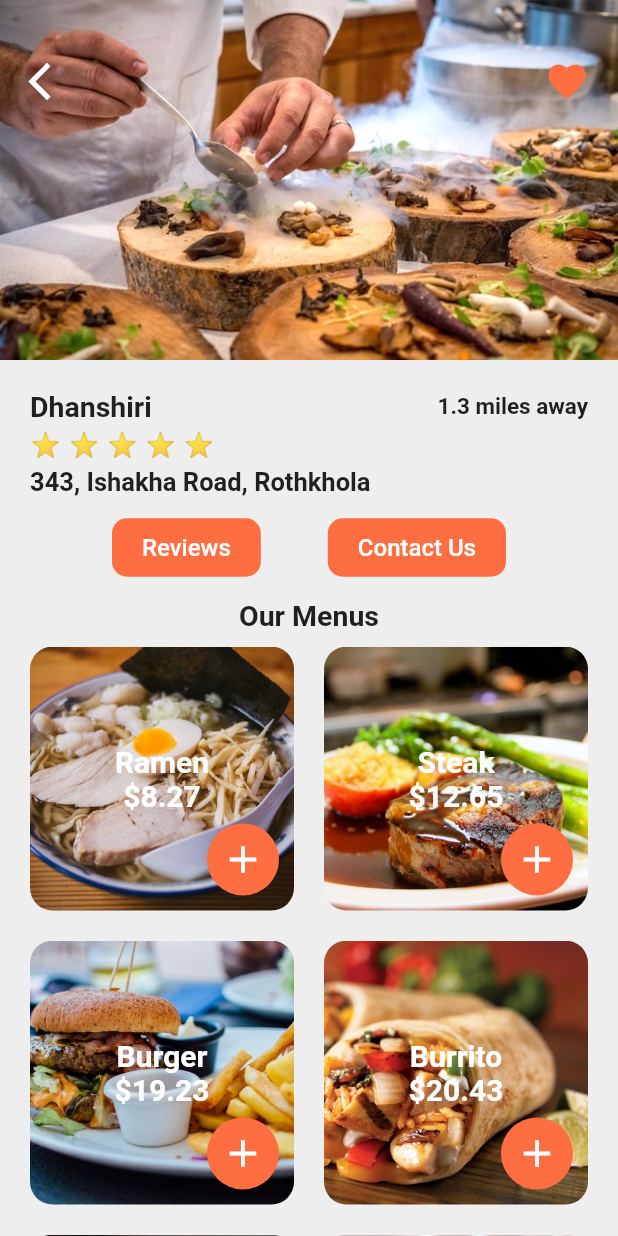
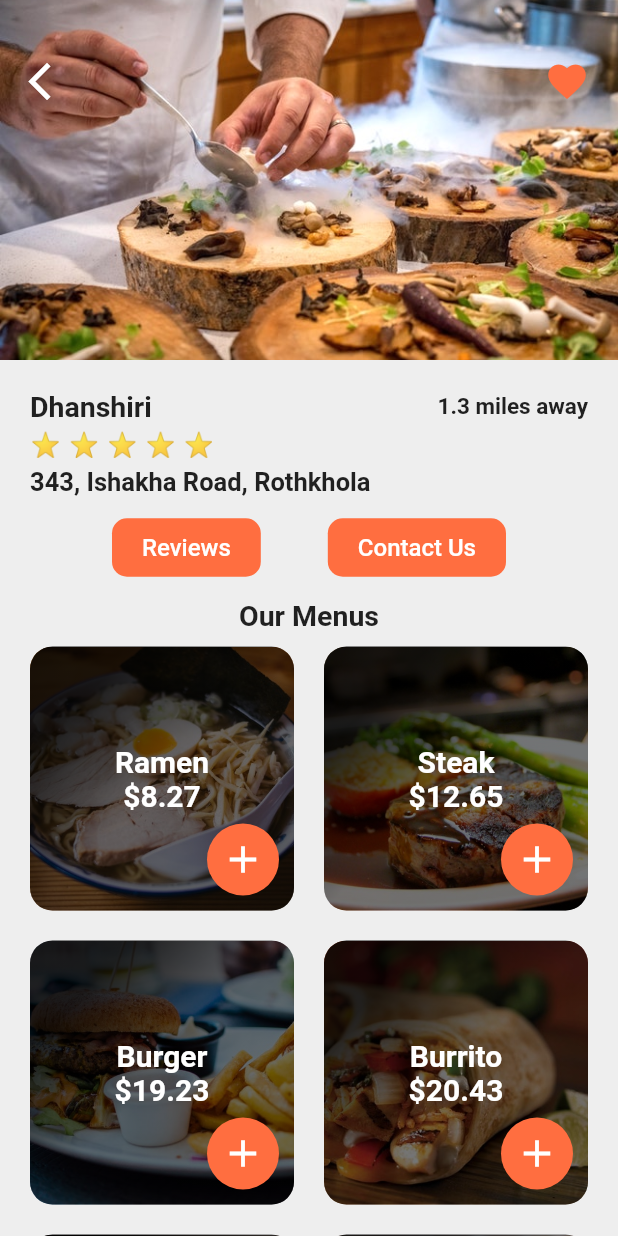
Before and after one commit to Rezuanul-Islam-Fahim/food_delivery_ui, a Flutter app: the screen it shows after launch, after a tap on "Dhanshiri", on a phone screen of 412 x 824 dp. Run offline on Flutter 3.47's test engine with Material 2 defaults, Android fonts, the phone set to English and light mode, and no system bars.

Commit message:
Create linear gradient fill in restaurant menu item

```diff
--- a/lib/screens/restaurantScreen.dart
+++ b/lib/screens/restaurantScreen.dart
@@ -28,6 +28,22 @@ class _RestaurantScreenState extends State<RestaurantScreen> {
               image: DecorationImage(
                 image: AssetImage(menuItem.imgUrl),
                 fit: BoxFit.cover,
+              ),
+            ),
+          ),
+          Container(
+            decoration: BoxDecoration(
+              borderRadius: BorderRadius.circular(15.0),
+              gradient: LinearGradient(
+                begin: Alignment.topLeft,
+                end: Alignment.bottomRight,
+                colors: <Color>[
+                  Colors.black87,
+                  Colors.black54,
+                  Colors.black54,
+                  Colors.black54,
+                ],
+                stops: [0.2, 0.5, 0.6, 0.8],
               ),
             ),
           ),
```
